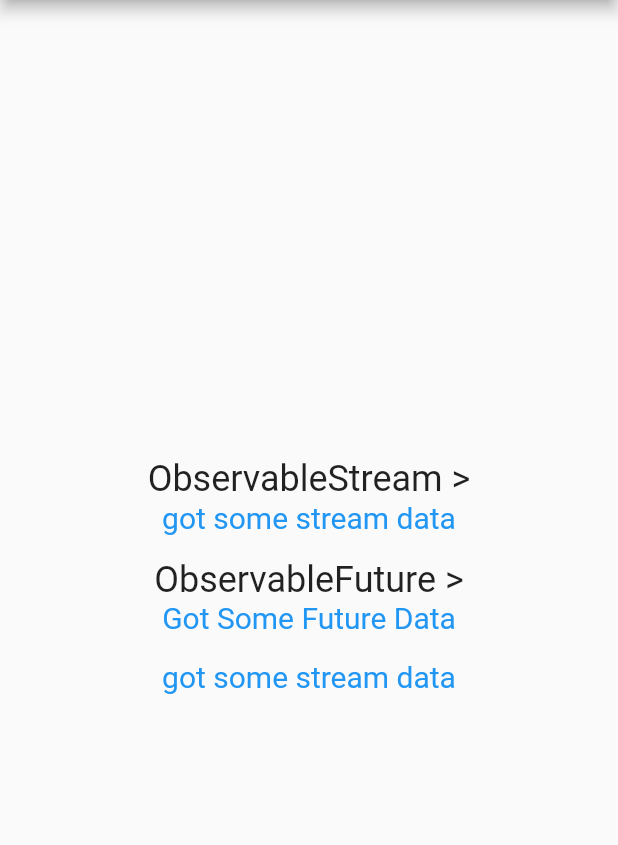
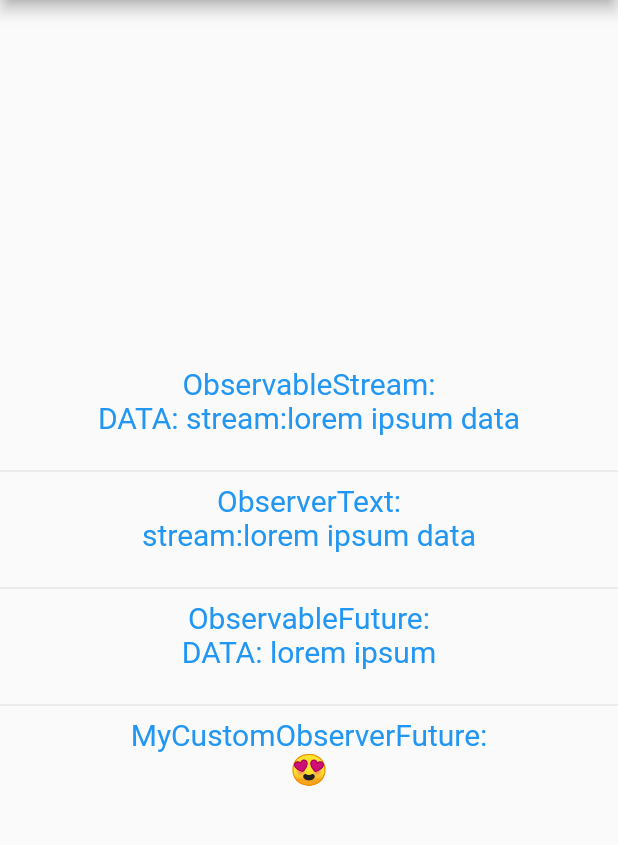
Before and after one commit to emanuel-braz/mobx_widget, a Flutter app: the screen it shows after launch, on a phone screen of 412 x 824 dp, the part 84-929 px from its top. Run offline on Flutter 3.47's test engine with Material 2 defaults, Android fonts, the phone set to English and light mode, and no system bars; our stand-ins replace flutter_mobx, mobx; generated files the repository leaves out were written again.

Commit message:
add custom overlay widget

```diff
--- a/example/lib/main.dart
+++ b/example/lib/main.dart
@@ -1,3 +1,4 @@
+import 'package:example/my_custom_widget.dart';
 import 'package:example/my_store.dart';
 import 'package:flutter/material.dart';
 import 'package:mobx_widget/mobx_widget.dart';
@@ -48,40 +49,52 @@ class _MyHomePageState extends State<MyHomePage> {
             crossAxisAlignment: CrossAxisAlignment.center,
             mainAxisSize: MainAxisSize.min,
             children: <Widget>[
-              Container(
-                  alignment: Alignment.center,
-                  child: Text(
-                    'ObservableStream > ',
-                    style: Theme.of(context).textTheme.headline5,
-                  )),
-              ObserverStream( // Use this widget to handle ObservableStream events
+              Text(
+                'ObservableStream:',
+              ),
+              ObserverStream(
+                // Use this widget to handle ObservableStream events
                 observableStream: () => myStore.observableStream,
-                onData: (_, data) => Text('$data'),
+                onData: (_, data) => Text('DATA: $data'),
                 onNull: (_) => Text('NULL'),
                 onUnstarted: (_) => Text('UNSTARTED'),
-                onError: (context, error) => Text('error: ' + error.toString()),
+                onError: (_, error) => Text('ERROR: ' + error.toString()),
               ),
               SizedBox(
                 height: 16,
               ),
-              Container(
-                  alignment: Alignment.center,
-                  child: Text(
-                    'ObservableFuture > ',
-                    style: Theme.of(context).textTheme.headline5,
-                  )),
-              ObserverFuture( // Use this widget to handle ObservableFuture events
-                observableFuture: () => myStore.observableFuture,
-                onData: (_, data) => Text(data.toString()),
-                onNull: (_) => Text('NULL'),
-                onError: (context, error) => Text('error: ${error.toString()}'),
-                onPending: (context) => CircularProgressIndicator(),
-                onUnstarted: (context) => Text('UNSTARTED'),
+              Divider(),
+              ObserverText(
+                onData: (_) => 'ObserverText:\n${myStore.text}',
+                // style: Theme.of(context).textTheme.bodyText1,
               ),
               SizedBox(
                 height: 16,
               ),
-              ObserverText(onData: (_) => myStore.text)
+              Divider(),
+              Text(
+                'ObservableFuture:',
+              ),
+              ObserverFuture(
+                // Use this widget to handle ObservableFuture events
+                observableFuture: () => myStore.observableFuture,
+                onData: (_, data) => Text('DATA: ${data.toString()}'),
+                onNull: (_) => Text('NULL'),
+                onError: (_, error) => Text('ERROR: ${error.toString()}'),
+                onPending: (_) => Text('PENDING'),
+                onUnstarted: (_) => Text('UNSTARTED'),
+              ),
+              SizedBox(
+                height: 16,
+              ),
+              Divider(),
+              Text(
+                'MyCustomObserverFuture:',
+              ),
+              MyCustomObserverFutureWidget(
+                observableFuture: () => myStore.observableFuture,
+                onData: (_, data) => Text('😍'),
+              )
             ],
           ),
         ),
--- /dev/null
+++ b/example/lib/my_custom_widget.dart
@@ -0,0 +1,31 @@
+import 'package:flutter/material.dart';
+import 'package:mobx/mobx.dart';
+import 'package:mobx_widget/mobx_widget.dart';
+
+class MyCustomObserverFutureWidget extends StatelessWidget {
+  final ObservableFuture Function() observableFuture;
+  final Function(BuildContext context, dynamic data) onData;
+
+  MyCustomObserverFutureWidget({Key key, this.observableFuture, this.onData})
+      : super(key: key);
+
+  @override
+  Widget build(BuildContext context) {
+    return ObserverFuture(
+        observableFuture: observableFuture,
+        onData: onData,
+        onNull: (_) => Text('🤔'),
+        onError: (_, error) => Text('😥'),
+        onUnstarted: (_) => Text('😐'),
+        onPending: (_) => Text('👂👂👂'),
+        showDefaultProgressInOverlay: true,
+        overlayWidget: Container(
+          color: Colors.black45,
+          child: Text(
+            '👀💬',
+            style: TextStyle(fontSize: 40),
+          ),
+          alignment: Alignment.center,
+        ));
+  }
+}
--- a/example/lib/my_store.dart
+++ b/example/lib/my_store.dart
@@ -11,13 +11,17 @@ abstract class _MyStore with Store {
   Timer _timer;
   final _random = Random();
   StreamController<String> _streamController;
-  ObservableStream<String> observableStream; // Use in widget ObserverStreamWidget
-
-  @observable String text = "inicio";
-  @action void changeText(String value) => text = value;
+  ObservableStream<String>
+      observableStream; // Use in widget ObserverStreamWidget
 
   @observable
-  ObservableFuture<String> observableFuture; // Use in widget ObserverFutureWidget
+  String text = "UNSTARTED";
+  @action
+  void changeText(String value) => text = value;
+
+  @observable
+  ObservableFuture<String>
+      observableFuture; // Use in widget ObserverFutureWidget
 
   @action
   Future<String> fetch() async {
@@ -29,31 +33,29 @@ abstract class _MyStore with Store {
     _timer = Timer.periodic(const Duration(seconds: 2), _handleStreamData);
     observableStream = ObservableStream(_streamController.stream);
 
-    // Delay future call, to allow rendering unstarted widget
-    Future.delayed(Duration(seconds: 3), fetch);
+    Future.delayed(Duration(seconds: 3),
+        fetch); // Delay future call, to allow rendering unstarted widget
   }
 
   Future<String> _clientFetch() async {
     await Future.delayed(Duration(seconds: 3));
-    return 'Got Some Future Data';
+    return 'lorem ipsum';
     // return Future.value(null);
-    // return Future.error('Sh**ts happens!');
+    // return Future.error('mistakes happens');
   }
-
 
   _handleStreamData(Timer _) {
     var result = _random.nextInt(3);
-    print(result);
 
     if (result == 0) {
       _streamController.add(null);
-      changeText('nulll');
+      changeText('null');
     } else if (result == 1) {
-      _streamController.addError('Sh**ts happens!');
-      changeText('Sh**ts happens!');
+      _streamController.addError('mistakes happens');
+      changeText('mistakes happens');
     } else {
-      _streamController.add('got some stream data');
-      changeText('got some stream data');
+      _streamController.add('stream:lorem ipsum data');
+      changeText('stream:lorem ipsum data');
     }
   }
 
--- a/example/pubspec.yaml
+++ b/example/pubspec.yaml
@@ -11,7 +11,7 @@ description: A new Flutter project.
 # In iOS, build-name is used as CFBundleShortVersionString while build-number used as CFBundleVersion.
 # Read more about iOS versioning at
 # https://developer.apple.com/library/archive/documentation/General/Reference/InfoPlistKeyReference/Articles/CoreFoundationKeys.html
-version: 1.0.0+1
+version: 1.1.0+2
 
 environment:
   sdk: ">=2.1.0 <3.0.0"
--- a/lib/src/observer_future.dart
+++ b/lib/src/observer_future.dart
@@ -5,17 +5,37 @@ import 'package:mobx_widget/src/components/loader_widget.dart';
 import 'package:mobx_widget/src/components/reloader_button_widget.dart';
 
 class ObserverFuture extends StatefulWidget {
+  /// If [fetchData] is filled, it will be called just once on initState.
   final VoidCallback fetchData;
+
   final ObservableFuture Function() observableFuture;
   final Widget Function(BuildContext context, dynamic error) onError;
   final Widget Function(BuildContext context) onPending;
   final Widget Function(BuildContext context) onUnstarted;
   final Widget Function(BuildContext context) onNull;
+
+  /// the [data] property has the value of ObservableFuture, and it may be null eventually.
+  /// You can handle null value on [onData] callback or just enter a [onNull] callback to handle null values separately.
+  /// Note, if you set a [onNull] callback, the [onData] will not be triggered if value == null.
   final Widget Function(BuildContext context, dynamic data) onData;
 
-  final bool progressOverlayEnabled;
+  /// Show CircularProgressIndicator while status == pending
+  final bool showDefaultProgressInWidget;
+
+  /// Show CircularProgressIndicator over the entire app and lock taps on screen, while status == pending
+  final bool showDefaultProgressInOverlay;
+
+  /// Overlay [onPending] circular progress indicator color (if showDefaultProgressInOverlay is enabled)
   final Color progressOverlayColor;
+
+  /// Overlay [onPending] Background color (if showDefaultProgressInOverlay is enabled)
   final Color progressOverlayBgColor;
+
+  /// Required to inform [showDefaultProgressInOverlay = true] in order to show that widget on [onPending] event
+  /// This widget will be shown over the entire screen
+  final Widget overlayWidget;
+
+  /// Required to inform [fetchData] in order to show that button on error events
   final String reloadButtonText;
 
   ObserverFuture(
@@ -27,12 +47,18 @@ class ObserverFuture extends StatefulWidget {
       this.onPending,
       this.onError,
       this.onUnstarted,
-      this.progressOverlayEnabled = false,
+      this.showDefaultProgressInOverlay = false,
+      this.showDefaultProgressInWidget = false,
       this.progressOverlayColor,
       this.reloadButtonText,
-      this.progressOverlayBgColor})
+      this.progressOverlayBgColor,
+      this.overlayWidget})
       : assert(onData != null),
         assert(observableFuture != null),
+        assert(
+            showDefaultProgressInOverlay == false ||
+                showDefaultProgressInWidget == false,
+            ' ==>> Warning: Cannot provide both a showDefaultProgressInOverlay and a showDefaultProgressInWidget'),
         super(key: key);
 
   @override
@@ -59,9 +85,14 @@ class _ObserverFutureState extends State<ObserverFuture> {
 
       switch (observable?.status) {
         case FutureStatus.pending:
-          if (widget.progressOverlayEnabled) showOverlay();
+          if (widget.showDefaultProgressInOverlay) showOverlay();
           if (widget.onPending != null) return widget.onPending(context);
-          return (widget.progressOverlayEnabled) ? Container() : LoaderWidget();
+          return (widget.showDefaultProgressInWidget)
+              ? LoaderWidget(
+                  color: Theme.of(context).primaryColor,
+                  backgroundColor: Colors.transparent,
+                )
+              : Container();
         case FutureStatus.rejected:
           if (widget.onError != null)
             return widget.onError(context, observable?.error);
@@ -89,7 +120,7 @@ class _ObserverFutureState extends State<ObserverFuture> {
   }
 
   void showOverlay() {
-    if (widget.progressOverlayEnabled) {
+    if (widget.showDefaultProgressInOverlay) {
       Future.delayed(Duration(milliseconds: 1), () {
         this._overlayEntry = createOverlayEntry(
             color: widget.progressOverlayColor,
@@ -101,9 +132,14 @@ class _ObserverFutureState extends State<ObserverFuture> {
 
   OverlayEntry createOverlayEntry({Color color, Color backgroundColor}) {
     return OverlayEntry(
-        builder: (context) => LoaderWidget(
-              color: color ?? Theme.of(context).primaryColor,
-              backgroundColor: backgroundColor ?? Colors.black12,
-            ));
+        builder: (context) => widget.overlayWidget != null
+            ? Material(
+                child: widget.overlayWidget,
+                color: Colors.transparent,
+              )
+            : LoaderWidget(
+                color: color ?? Theme.of(context).primaryColor,
+                backgroundColor: backgroundColor ?? Colors.black26,
+              ));
   }
 }
--- a/pubspec.yaml
+++ b/pubspec.yaml
@@ -1,6 +1,6 @@
 name: mobx_widget
-description: A simple way to consume MobX Observables through widgets. You can find a sort of widgets, like ObserverFuture, ObserverStream and ObserverText
-version: 0.1.3
+description: ObserverFuture, ObserverStream and ObserverText Widget - A simple way to consume MobX Observables through widgets. You can find a sort of widgets.
+version: 0.2.0
 author: Emanuel Braz (fastencoding@gmail.com)
 homepage: https://github.com/emanuel-braz/
 
```
Also changed, not shown: lib/src/components/loader_widget.dart (+5 -8 lines), example/pubspec.lock, 6 other files.
